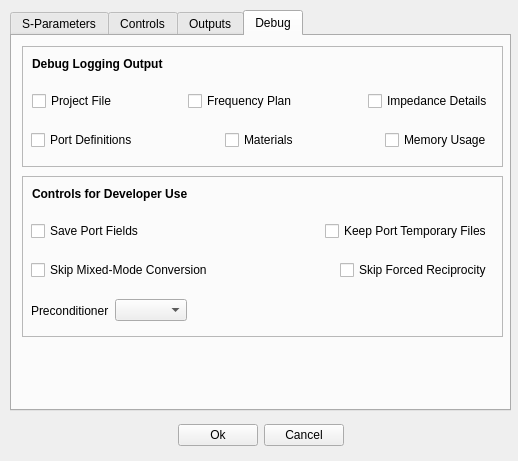
The window that src/OpenParEMg/SimulateOptions.ui (OpenParEM/OpenParEM) describes before a commit, drawn with Qt 5.
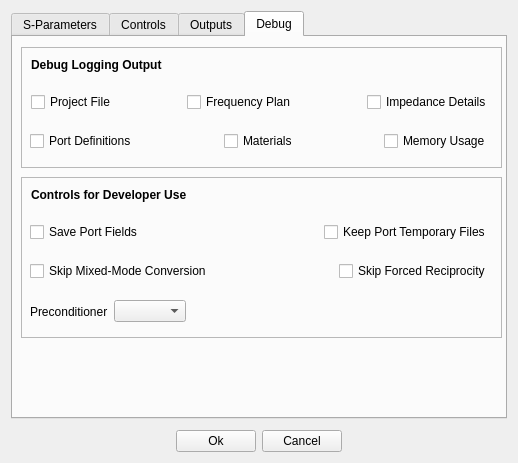
The same window after the commit. The open tabs and pages were chosen to show the change. Custom widgets are drawn as their Qt base class.

```diff
--- a/src/OpenParEMg/SimulateOptions.ui
+++ b/src/OpenParEMg/SimulateOptions.ui
@@ -7,84 +7,26 @@
     <x>0</x>
     <y>0</y>
     <width>518</width>
-    <height>461</height>
+    <height>463</height>
    </rect>
   </property>
+  <property name="sizePolicy">
+   <sizepolicy hsizetype="Preferred" vsizetype="Preferred">
+    <horstretch>0</horstretch>
+    <verstretch>0</verstretch>
+   </sizepolicy>
+  </property>
   <property name="windowTitle">
    <string>Simulation Options</string>
   </property>
-  <widget class="QWidget" name="horizontalLayoutWidget_3">
-   <property name="geometry">
-    <rect>
-     <x>10</x>
-     <y>420</y>
-     <width>501</width>
-     <height>31</height>
-    </rect>
-   </property>
-   <layout class="QHBoxLayout" name="horizontalLayout_3">
+  <layout class="QVBoxLayout" name="verticalLayout">
     <item>
-     <spacer name="horizontalSpacer_4">
-      <property name="orientation">
-       <enum>Qt::Orientation::Horizontal</enum>
-      </property>
-      <property name="sizeHint" stdset="0">
-       <size>
-        <width>40</width>
-        <height>20</height>
-       </size>
-      </property>
-     </spacer>
-    </item>
-    <item>
-     <widget class="QPushButton" name="simulateOptionOk">
-      <property name="focusPolicy">
-       <enum>Qt::FocusPolicy::ClickFocus</enum>
-      </property>
-      <property name="text">
-       <string>Ok</string>
-      </property>
-      <property name="autoDefault">
-       <bool>false</bool>
-      </property>
-     </widget>
-    </item>
-    <item>
-     <widget class="QPushButton" name="simulateOptionCancel">
-      <property name="focusPolicy">
-       <enum>Qt::FocusPolicy::ClickFocus</enum>
-      </property>
-      <property name="text">
-       <string>Cancel</string>
-      </property>
-      <property name="autoDefault">
-       <bool>false</bool>
-      </property>
-     </widget>
-    </item>
-    <item>
-     <spacer name="horizontalSpacer_3">
-      <property name="orientation">
-       <enum>Qt::Orientation::Horizontal</enum>
-      </property>
-      <property name="sizeHint" stdset="0">
-       <size>
-        <width>40</width>
-        <height>20</height>
-       </size>
-      </property>
-     </spacer>
-    </item>
-   </layout>
-  </widget>
   <widget class="QTabWidget" name="simulateOptionsTab">
-   <property name="geometry">
-    <rect>
-     <x>10</x>
-     <y>10</y>
-     <width>501</width>
-     <height>401</height>
-    </rect>
+     <property name="sizePolicy">
+      <sizepolicy hsizetype="Preferred" vsizetype="Expanding">
+       <horstretch>0</horstretch>
+       <verstretch>0</verstretch>
+      </sizepolicy>
    </property>
    <property name="currentIndex">
     <number>0</number>
@@ -1043,7 +985,7 @@
     <widget class="QFrame" name="frame_4">
      <property name="geometry">
       <rect>
-       <x>10</x>
+         <x>8</x>
        <y>10</y>
        <width>481</width>
        <height>121</height>
@@ -1208,12 +1150,18 @@
     <widget class="QFrame" name="frame_5">
      <property name="geometry">
       <rect>
-       <x>10</x>
+         <x>8</x>
        <y>140</y>
        <width>481</width>
        <height>161</height>
       </rect>
      </property>
+       <property name="sizePolicy">
+        <sizepolicy hsizetype="Expanding" vsizetype="Expanding">
+         <horstretch>0</horstretch>
+         <verstretch>0</verstretch>
+        </sizepolicy>
+       </property>
      <property name="frameShape">
       <enum>QFrame::Shape::StyledPanel</enum>
      </property>
@@ -1338,6 +1286,80 @@
     </widget>
    </widget>
   </widget>
+   </item>
+   <item>
+    <spacer name="verticalSpacer">
+     <property name="orientation">
+      <enum>Qt::Orientation::Vertical</enum>
+     </property>
+     <property name="sizeType">
+      <enum>QSizePolicy::Policy::Fixed</enum>
+     </property>
+     <property name="sizeHint" stdset="0">
+      <size>
+       <width>20</width>
+       <height>5</height>
+      </size>
+     </property>
+    </spacer>
+   </item>
+   <item>
+    <layout class="QHBoxLayout" name="horizontalLayout_3">
+     <item>
+      <spacer name="horizontalSpacer_4">
+       <property name="orientation">
+        <enum>Qt::Orientation::Horizontal</enum>
+       </property>
+       <property name="sizeHint" stdset="0">
+        <size>
+         <width>40</width>
+         <height>20</height>
+        </size>
+       </property>
+      </spacer>
+     </item>
+     <item>
+      <widget class="QPushButton" name="simulateOptionOk">
+       <property name="focusPolicy">
+        <enum>Qt::FocusPolicy::ClickFocus</enum>
+       </property>
+       <property name="text">
+        <string>Ok</string>
+       </property>
+       <property name="autoDefault">
+        <bool>false</bool>
+       </property>
+      </widget>
+     </item>
+     <item>
+      <widget class="QPushButton" name="simulateOptionCancel">
+       <property name="focusPolicy">
+        <enum>Qt::FocusPolicy::ClickFocus</enum>
+       </property>
+       <property name="text">
+        <string>Cancel</string>
+       </property>
+       <property name="autoDefault">
+        <bool>false</bool>
+       </property>
+      </widget>
+     </item>
+     <item>
+      <spacer name="horizontalSpacer_3">
+       <property name="orientation">
+        <enum>Qt::Orientation::Horizontal</enum>
+       </property>
+       <property name="sizeHint" stdset="0">
+        <size>
+         <width>40</width>
+         <height>20</height>
+        </size>
+       </property>
+      </spacer>
+     </item>
+    </layout>
+   </item>
+  </layout>
   <zorder>simulateOptionsTab</zorder>
   <zorder>horizontalLayoutWidget_3</zorder>
  </widget>
```
Left out of the diff: 22 changed lines with no effect on the pictures. Lines whose indentation alone changed are shown as unchanged.
